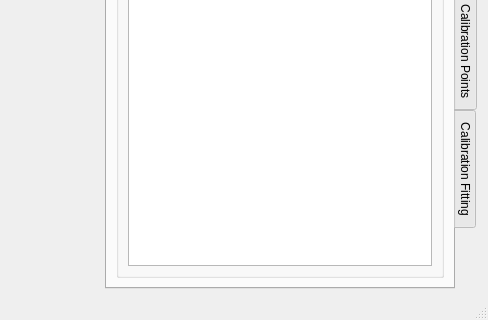
This is calcam/gui/qt_designer_files/fitting_calib.ui in euratom-software/calcam as Qt 5 draws it before an edit; both pictures show x 598 to 1086 and y 347 to 667 of the 1086 by 667 pixel window. The edited form follows.
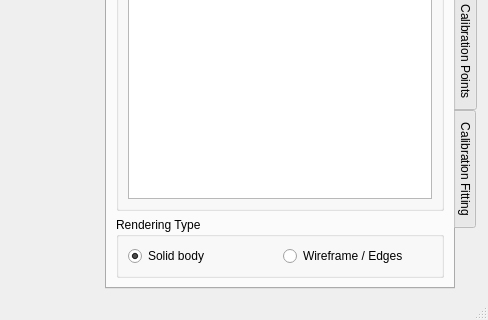
This is the edited form. The open tabs and pages were chosen to show the change.

Commit message: Add option for wireframe CAD rendering in fitting calib tool; rename gui.executable_path to gui.exe_path

Diff of the .ui file:
```diff
--- a/calcam/gui/qt_designer_files/fitting_calib.ui
+++ b/calcam/gui/qt_designer_files/fitting_calib.ui
@@ -681,6 +681,32 @@
           </layout>
          </widget>
         </item>
+        <item>
+         <widget class="QGroupBox" name="groupBox_7">
+          <property name="title">
+           <string>Rendering Type</string>
+          </property>
+          <layout class="QHBoxLayout" name="horizontalLayout">
+           <item>
+            <widget class="QRadioButton" name="rendertype_solid">
+             <property name="text">
+              <string>Solid body</string>
+             </property>
+             <property name="checked">
+              <bool>true</bool>
+             </property>
+            </widget>
+           </item>
+           <item>
+            <widget class="QRadioButton" name="rendertype_edges">
+             <property name="text">
+              <string>Wireframe / Edges</string>
+             </property>
+            </widget>
+           </item>
+          </layout>
+         </widget>
+        </item>
        </layout>
       </widget>
       <widget class="QWidget" name="views_tab">
```
Left out of the diff: 66 changed lines with no effect on the pictures. The commit also changes 5 other files.
